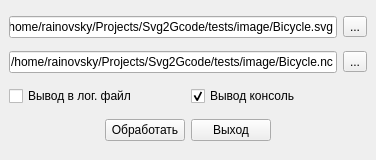
First picture: the form in giu/mainwindow.ui, repository rainovskyqt/Svg2Gcode, before the edit.
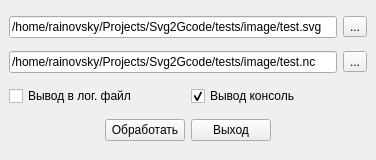
Second picture: the form after the edit.

Patch:
```diff
--- a/giu/mainwindow.ui
+++ b/giu/mainwindow.ui
@@ -20,7 +20,7 @@
       <item>
        <widget class="QLineEdit" name="line_sourcePath">
         <property name="text">
-         <string>/home/rainovsky/Projects/Svg2Gcode/tests/image/Bicycle.svg</string>
+         <string>/home/rainovsky/Projects/Svg2Gcode/tests/image/test.svg</string>
         </property>
        </widget>
       </item>
@@ -38,7 +38,7 @@
       <item>
        <widget class="QLineEdit" name="line_targetPath">
         <property name="text">
-         <string>/home/rainovsky/Projects/Svg2Gcode/tests/image/Bicycle.nc</string>
+         <string>/home/rainovsky/Projects/Svg2Gcode/tests/image/test.nc</string>
         </property>
        </widget>
       </item>
```
